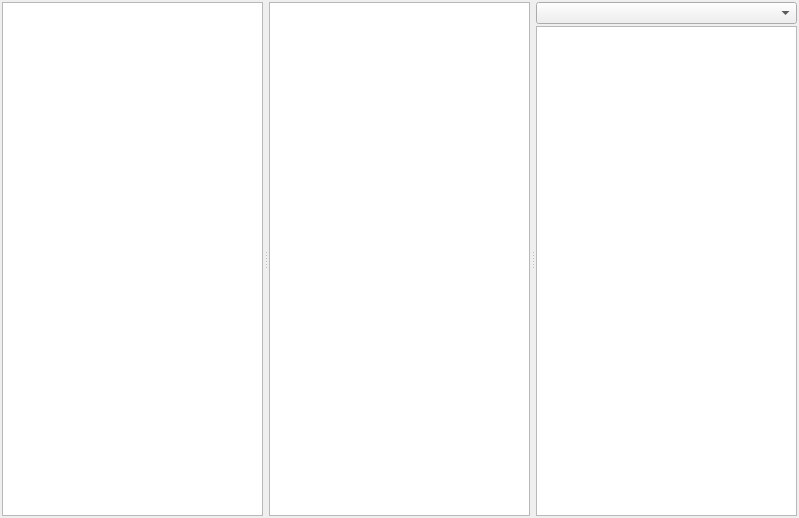
Before: the Qt Designer form src/connect/connecteditor.ui in GAMS-dev/studio, drawn with Qt 5.
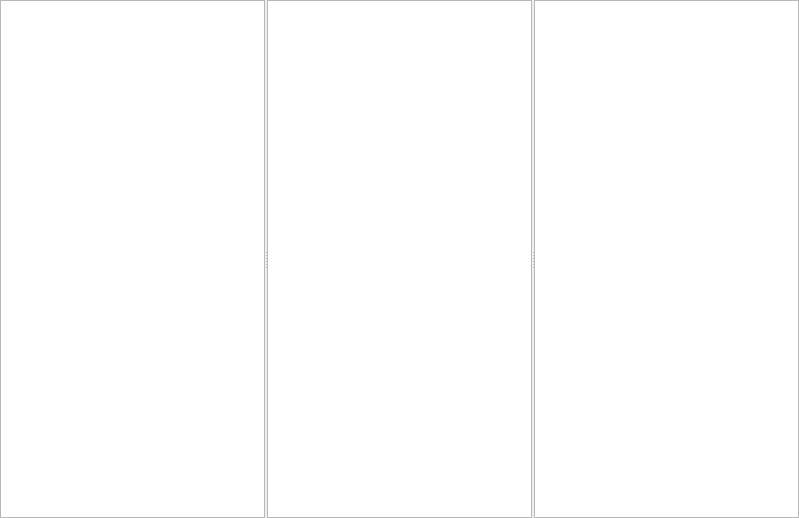
After: the same form once the commit is applied.

Commit message: remove filelocation and schema index rows from data treeview; relayout editor;

```diff
--- a/src/connect/connecteditor.ui
+++ b/src/connect/connecteditor.ui
@@ -37,121 +37,9 @@
      <property name="handleWidth">
       <number>2</number>
      </property>
-     <widget class="QWidget" name="schemaControlWidget" native="true">
-      <property name="sizePolicy">
-       <sizepolicy hsizetype="Minimum" vsizetype="Minimum">
-        <horstretch>0</horstretch>
-        <verstretch>0</verstretch>
-       </sizepolicy>
-      </property>
-      <layout class="QVBoxLayout" name="verticalLayout_2">
-       <property name="spacing">
-        <number>2</number>
-       </property>
-       <property name="leftMargin">
-        <number>2</number>
-       </property>
-       <property name="topMargin">
-        <number>2</number>
-       </property>
-       <property name="rightMargin">
-        <number>2</number>
-       </property>
-       <property name="bottomMargin">
-        <number>2</number>
-       </property>
-       <item>
-        <widget class="QListView" name="schemaControlListView">
-         <property name="sizePolicy">
-          <sizepolicy hsizetype="Minimum" vsizetype="Minimum">
-           <horstretch>0</horstretch>
-           <verstretch>0</verstretch>
-          </sizepolicy>
-         </property>
-        </widget>
-       </item>
-      </layout>
-     </widget>
-     <widget class="QWidget" name="dataEditorWidget" native="true">
-      <property name="sizePolicy">
-       <sizepolicy hsizetype="MinimumExpanding" vsizetype="MinimumExpanding">
-        <horstretch>0</horstretch>
-        <verstretch>0</verstretch>
-       </sizepolicy>
-      </property>
-      <layout class="QVBoxLayout" name="verticalLayout_3">
-       <property name="spacing">
-        <number>2</number>
-       </property>
-       <property name="leftMargin">
-        <number>2</number>
-       </property>
-       <property name="topMargin">
-        <number>2</number>
-       </property>
-       <property name="rightMargin">
-        <number>2</number>
-       </property>
-       <property name="bottomMargin">
-        <number>2</number>
-       </property>
-       <item>
-        <widget class="QTreeView" name="dataTreeView">
-         <property name="sizePolicy">
-          <sizepolicy hsizetype="MinimumExpanding" vsizetype="MinimumExpanding">
-           <horstretch>0</horstretch>
-           <verstretch>0</verstretch>
-          </sizepolicy>
-         </property>
-        </widget>
-       </item>
-      </layout>
-     </widget>
-     <widget class="QWidget" name="schemaHelpWidget" native="true">
-      <property name="sizePolicy">
-       <sizepolicy hsizetype="Minimum" vsizetype="Minimum">
-        <horstretch>0</horstretch>
-        <verstretch>0</verstretch>
-       </sizepolicy>
-      </property>
-      <layout class="QVBoxLayout" name="verticalLayout">
-       <property name="spacing">
-        <number>2</number>
-       </property>
-       <property name="leftMargin">
-        <number>2</number>
-       </property>
-       <property name="topMargin">
-        <number>2</number>
-       </property>
-       <property name="rightMargin">
-        <number>2</number>
-       </property>
-       <property name="bottomMargin">
-        <number>2</number>
-       </property>
-       <item>
-        <widget class="QComboBox" name="helpComboBox">
-         <property name="sizePolicy">
-          <sizepolicy hsizetype="MinimumExpanding" vsizetype="Fixed">
-           <horstretch>0</horstretch>
-           <verstretch>0</verstretch>
-          </sizepolicy>
-         </property>
-        </widget>
-       </item>
-       <item>
-        <widget class="QTreeView" name="helpTreeView">
-         <property name="sizePolicy">
-          <sizepolicy hsizetype="Minimum" vsizetype="Minimum">
-           <horstretch>0</horstretch>
-           <verstretch>0</verstretch>
-          </sizepolicy>
-         </property>
-        </widget>
-       </item>
-      </layout>
-     </widget>
+     <widget class="QTreeView" name="dataTreeView"/>
+     <widget class="QListView" name="schemaControlListView"/>
+     <widget class="QTreeView" name="helpTreeView"/>
     </widget>
    </item>
   </layout>
```
The commit also changes 5 other files.
